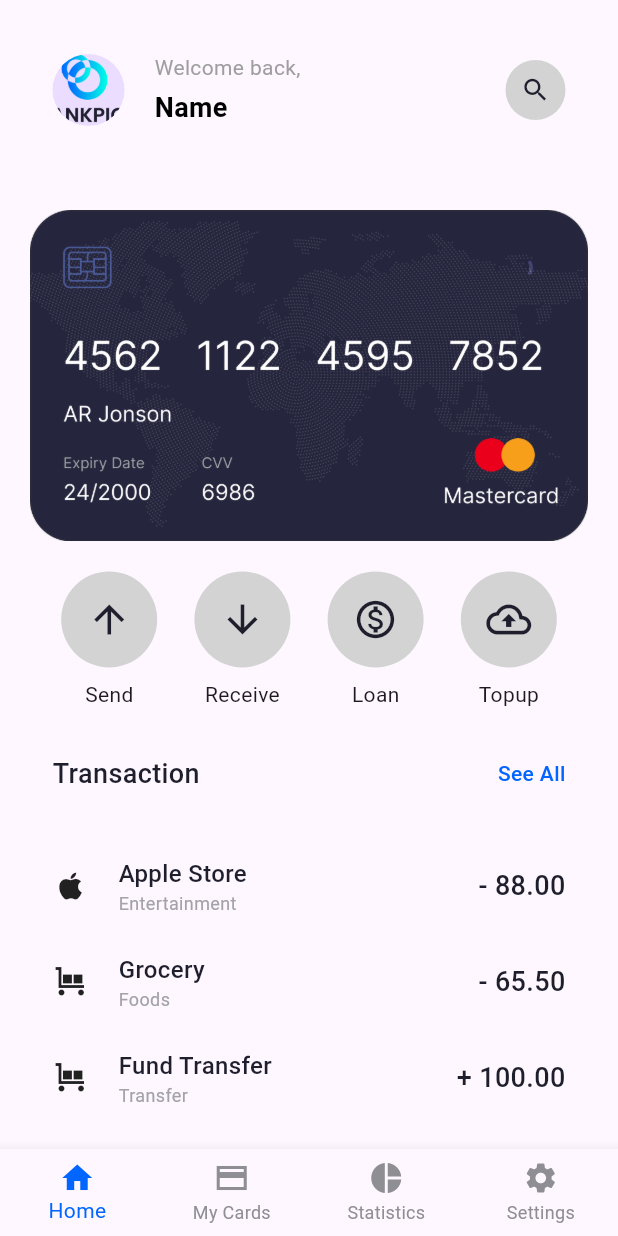
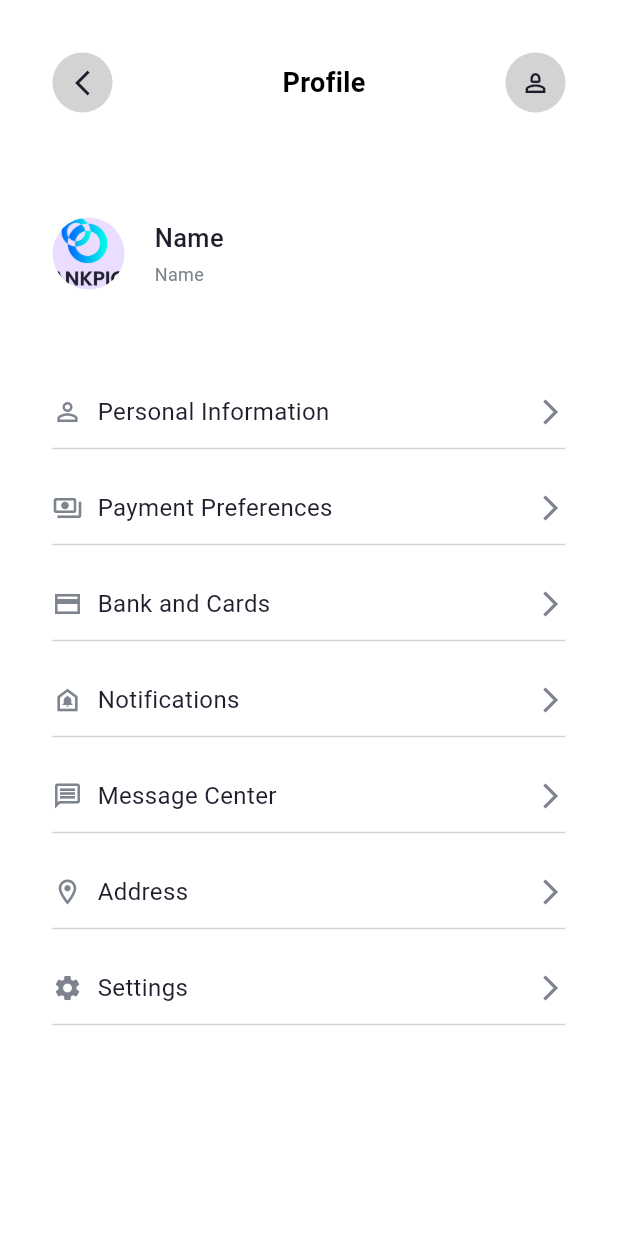
Before and after one commit to danhqm/App-Banking, a Flutter app: the screen it shows after launch, on a phone screen of 412 x 824 dp. Run offline on Flutter 3.47's test engine with Material 3 defaults, Android fonts, the phone set to English and light mode, and no system bars; our stand-ins replace fl_chart, flutter_dotenv, syncfusion_flutter_sliders; missing offline and left inert: postgres.

Commit message:
added profile page

```diff
--- /dev/null
+++ b/lib/Page/profile.dart
@@ -0,0 +1,328 @@
+import 'package:flutter/material.dart';
+
+class Profile extends StatelessWidget {
+  const Profile({super.key});
+
+  @override
+  Widget build(BuildContext context) {
+    return Scaffold(
+      backgroundColor: Colors.white,
+      body: Column(
+        crossAxisAlignment: CrossAxisAlignment.start,
+        children: [
+          Padding(
+            padding: const EdgeInsets.all(35.0),
+            child: Row(
+              crossAxisAlignment: CrossAxisAlignment.center,
+              children: [
+                Container(
+                  decoration: const BoxDecoration(
+                    shape: BoxShape.circle,
+                    color: Color(0xFFD3D3D3),
+                  ),
+                  padding: const EdgeInsets.all(10),
+                  child: const Icon(
+                    Icons.arrow_back_ios_new_sharp,
+                    size: 20,
+                    color: Color(0xFF1E1E2D),
+                  ),
+                ),
+                const SizedBox(width: 20),
+                const Expanded(
+                  child: Column(
+                    crossAxisAlignment: CrossAxisAlignment.center,
+                    children: <Widget>[
+                      Text(
+                        'Profile',
+                        style: TextStyle(
+                          fontSize: 18,
+                          fontWeight: FontWeight.bold,
+                          color: Colors.black,
+                        ),
+                      ),
+                    ],
+                  ),
+                ),
+                Container(
+                  decoration: const BoxDecoration(
+                    shape: BoxShape.circle,
+                    color: Color(0xFFD3D3D3),
+                  ),
+                  padding: const EdgeInsets.all(10),
+                  child: const Icon(
+                    Icons.person_2_outlined,
+                    size: 20,
+                    color: Color(0xFF1E1E2D),
+                  ),
+                ),
+              ],
+            ),
+          ),
+          Padding(
+            padding: const EdgeInsets.all(35.0),
+            child: Row(
+              crossAxisAlignment: CrossAxisAlignment.center,
+              children: [
+                const CircleAvatar(
+                  radius: 24,
+                  // Gambar profile picture
+                  backgroundImage: AssetImage('media/logo.png'),
+                ),
+                const SizedBox(width: 20),
+                const Expanded(
+                  child: Column(
+                    crossAxisAlignment: CrossAxisAlignment.start,
+                    children: <Widget>[
+                      Text(
+                        'Name',
+                        style: TextStyle(
+                          fontSize: 17,
+                          fontWeight: FontWeight.w500,
+                          color: Color(0xFF1E1E2D),
+                        ),
+                      ),
+                      SizedBox(height: 4),
+                      Text(
+                        'Name',
+                        style: TextStyle(
+                          fontSize: 12,
+                          fontWeight: FontWeight.normal,
+                          color: Color(0xFF7E848D),
+                        ),
+                      ),
+                    ],
+                  ),
+                ),
+              ],
+            ),
+          ),
+          Padding(
+            padding: const EdgeInsets.all(35.0),
+            child: Column(
+              crossAxisAlignment: CrossAxisAlignment.start,
+              children: <Widget>[
+                Row(
+                  children: [
+                    const Icon(
+                      Icons.person_outline_outlined,
+                      size: 20,
+                      color: Color(0xFF7E848D),
+                    ),
+                    SizedBox(width: 10),
+                    Text(
+                      'Personal Information',
+                      style: TextStyle(
+                        fontSize: 16,
+                        color: Color(0xFF1E1E2D),
+                        fontWeight: FontWeight.normal,
+                      ),
+                    ),
+                    const Spacer(),
+                    const SizedBox(width: 20),
+                    const Icon(
+                      Icons.arrow_forward_ios_outlined,
+                      size: 20,
+                      color: Color(0xFF7E848D),
+                    ),
+                  ],
+                ),
+                const SizedBox(height: 5),
+                const Divider(
+                  color: Color(0xFFD3D3D3),
+                  thickness: 1,
+                ),
+                const SizedBox(height: 20),
+                Row(
+                  children: [
+                    const Icon(
+                      Icons.payments_outlined,
+                      size: 20,
+                      color: Color(0xFF7E848D),
+                    ),
+                    SizedBox(width: 10),
+                    Text(
+                      'Payment Preferences',
+                      style: TextStyle(
+                        fontSize: 16,
+                        color: Color(0xFF1E1E2D),
+                        fontWeight: FontWeight.normal,
+                      ),
+                    ),
+                    const Spacer(),
+                    const SizedBox(width: 20),
+                    const Icon(
+                      Icons.arrow_forward_ios_outlined,
+                      size: 20,
+                      color: Color(0xFF7E848D),
+                    ),
+                  ],
+                ),
+                const SizedBox(height: 5),
+                const Divider(
+                  color: Color(0xFFD3D3D3),
+                  thickness: 1,
+                ),
+                const SizedBox(height: 20),
+                Row(
+                  children: [
+                    const Icon(
+                      Icons.credit_card_sharp,
+                      size: 20,
+                      color: Color(0xFF7E848D),
+                    ),
+                    SizedBox(width: 10),
+                    Text(
+                      'Bank and Cards',
+                      style: TextStyle(
+                        fontSize: 16,
+                        color: Color(0xFF1E1E2D),
+                        fontWeight: FontWeight.normal,
+                      ),
+                    ),
+                    const Spacer(),
+                    const SizedBox(width: 20),
+                    const Icon(
+                      Icons.arrow_forward_ios_outlined,
+                      size: 20,
+                      color: Color(0xFF7E848D),
+                    ),
+                  ],
+                ),
+                const SizedBox(height: 5),
+                const Divider(
+                  color: Color(0xFFD3D3D3),
+                  thickness: 1,
+                ),
+                const SizedBox(height: 20),
+                Row(
+                  children: [
+                    const Icon(
+                      Icons.doorbell_outlined,
+                      size: 20,
+                      color: Color(0xFF7E848D),
+                    ),
+                    SizedBox(width: 10),
+                    Text(
+                      'Notifications',
+                      style: TextStyle(
+                        fontSize: 16,
+                        color: Color(0xFF1E1E2D),
+                        fontWeight: FontWeight.normal,
+                      ),
+                    ),
+                    const Spacer(),
+                    const SizedBox(width: 20),
+                    const Icon(
+                      Icons.arrow_forward_ios_outlined,
+                      size: 20,
+                      color: Color(0xFF7E848D),
+                    ),
+                  ],
+                ),
+                const SizedBox(height: 5),
+                const Divider(
+                  color: Color(0xFFD3D3D3),
+                  thickness: 1,
+                ),
+                const SizedBox(height: 20),
+                Row(
+                  children: [
+                    const Icon(
+                      Icons.message_outlined,
+                      size: 20,
+                      color: Color(0xFF7E848D),
+                    ),
+                    SizedBox(width: 10),
+                    Text(
+                      'Message Center',
+                      style: TextStyle(
+                        fontSize: 16,
+                        color: Color(0xFF1E1E2D),
+                        fontWeight: FontWeight.normal,
+                      ),
+                    ),
+                    const Spacer(),
+                    const SizedBox(width: 20),
+                    const Icon(
+                      Icons.arrow_forward_ios_outlined,
+                      size: 20,
+                      color: Color(0xFF7E848D),
+                    ),
+                  ],
+                ),
+                const SizedBox(height: 5),
+                const Divider(
+                  color: Color(0xFFD3D3D3),
+                  thickness: 1,
+                ),
+                const SizedBox(height: 20),
+                Row(
+                  children: [
+                    const Icon(
+                      Icons.location_on_outlined,
+                      size: 20,
+                      color: Color(0xFF7E848D),
+                    ),
+                    SizedBox(width: 10),
+                    Text(
+                      'Address',
+                      style: TextStyle(
+                        fontSize: 16,
+                        color: Color(0xFF1E1E2D),
+                        fontWeight: FontWeight.normal,
+                      ),
+                    ),
+                    const Spacer(),
+                    const SizedBox(width: 20),
+                    const Icon(
+                      Icons.arrow_forward_ios_outlined,
+                      size: 20,
+                      color: Color(0xFF7E848D),
+                    ),
+                  ],
+                ),
+                const SizedBox(height: 5),
+                const Divider(
+                  color: Color(0xFFD3D3D3),
+                  thickness: 1,
+                ),
+                const SizedBox(height: 20),
+                Row(
+                  children: [
+                    const Icon(
+                      Icons.settings,
+                      size: 20,
+                      color: Color(0xFF7E848D),
+                    ),
+                    SizedBox(width: 10),
+                    Text(
+                      'Settings',
+                      style: TextStyle(
+                        fontSize: 16,
+                        color: Color(0xFF1E1E2D),
+                        fontWeight: FontWeight.normal,
+                      ),
+                    ),
+                    const Spacer(),
+                    const SizedBox(width: 20),
+                    const Icon(
+                      Icons.arrow_forward_ios_outlined,
+                      size: 20,
+                      color: Color(0xFF7E848D),
+                    ),
+                  ],
+                ),
+                const SizedBox(height: 5),
+                const Divider(
+                  color: Color(0xFFD3D3D3),
+                  thickness: 1,
+                ),
+                const SizedBox(height: 20),
+              ],
+            ),
+          ),
+        ]
+      ),
+    );
+  }
+}
--- a/lib/main.dart
+++ b/lib/main.dart
@@ -1,7 +1,6 @@
-// lib/bottomnav.dart
 import 'package:flutter/material.dart';
-import 'package:app_banking/Page/splash.dart';
 import 'package:app_banking/Page/bottomnav.dart';
+import 'package:app_banking/Page/profile.dart';
 
 void main() {
   runApp(const MyApp());
@@ -13,7 +12,7 @@ class MyApp extends StatelessWidget {
   @override
   Widget build(BuildContext context) {
     return const MaterialApp(
-      home: Bottomnav(),
+      home: Profile(),
     );
   }
 }
--- a/pubspec.yaml
+++ b/pubspec.yaml
@@ -76,8 +76,6 @@ flutter:
 
   # For details regarding adding assets from package dependencies, see
   # https://flutter.dev/to/asset-from-package
-  fonts:
-    - family: Poppins
 
   # To add custom fonts to your application, add a fonts section here,
   # in this "flutter" section. Each entry in this list should have a
```
